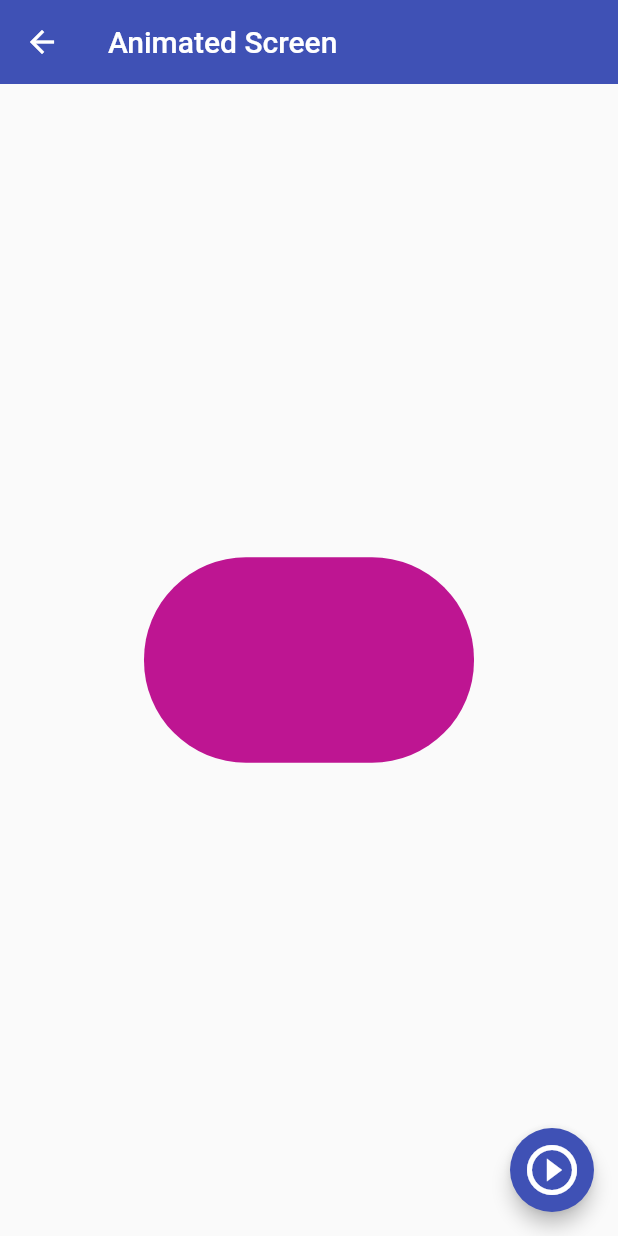
After one commit to yamilsaad/flutter_component, a Flutter app: the AnimatedScreen screen opened by its route, after a tap on the "play circle outline" icon, on a phone screen of 412 x 824 dp. The commit adds this screen. Run offline on Flutter 3.47's test engine with Material 2 defaults, Android fonts, the phone set to English and light mode, and no system bars.

Commit message:
formas geometricas

```diff
--- a/lib/router/app_routes.dart
+++ b/lib/router/app_routes.dart
@@ -39,6 +39,12 @@ class AppRoutes {
         name: 'Circle Avatar',
         scree: const AvatarScreen(),
         icon: Icons.supervised_user_circle_outlined),
+
+    MenuOption(
+        route: 'animated',
+        name: 'Animated Container',
+        scree: const AnimatedScreen(),
+        icon: Icons.play_circle_outline_rounded),
   ];
 
   static Map<String, Widget Function(BuildContext)> getAppRoutes() {
--- /dev/null
+++ b/lib/screens/animated_screen.dart
@@ -0,0 +1,59 @@
+import 'package:flutter/material.dart';
+import 'dart:math';
+
+class AnimatedScreen extends StatefulWidget {
+  const AnimatedScreen({super.key});
+
+  @override
+  State<AnimatedScreen> createState() => _AnimatedScreenState();
+}
+
+class _AnimatedScreenState extends State<AnimatedScreen> {
+  double _width = 100;
+  double _height = 100;
+  Color _color = Colors.red;
+  BorderRadiusGeometry _borderRadius = BorderRadius.circular(20);
+
+  void changeShape() {
+    setState(() {
+      final random = Random();
+
+      _width = random.nextInt(300).toDouble();
+      _height = random.nextInt(300).toDouble();
+
+      _color = Color.fromRGBO(
+          random.nextInt(256), random.nextInt(256), random.nextInt(256), 1);
+
+      _borderRadius =
+          BorderRadius.circular(random.nextInt(100).toDouble() + 10);
+    });
+  }
+
+  @override
+  Widget build(BuildContext context) {
+    return Scaffold(
+      appBar: AppBar(
+        title: const Text('Animated Screen'),
+      ),
+      body: Center(
+        child: Container(
+          width: _width,
+          height: _height,
+          decoration: BoxDecoration(
+            color: _color,
+            borderRadius: _borderRadius,
+          ),
+          //duration: const Duration(seconds: 1),
+          //curve: Curves.fastOutSlowIn,
+        ),
+      ),
+      floatingActionButton: FloatingActionButton(
+        child: const Icon(
+          Icons.play_circle_outline,
+          size: 40,
+        ),
+        onPressed: changeShape,
+      ),
+    );
+  }
+}
--- a/lib/screens/avatar_screen.dart
+++ b/lib/screens/avatar_screen.dart
@@ -11,14 +11,17 @@ class AvatarScreen extends StatelessWidget {
         actions: [
           Container(
             margin: const EdgeInsets.only(right: 10),
-            child: const CircleAvatar(
-              child: Text('SM'),
-            ),
+            child: CircleAvatar(
+                child: const Text('SM'), backgroundColor: Colors.indigo[900]),
           )
         ],
       ),
       body: const Center(
-        child: Text('AvatarScreen'),
+        child: CircleAvatar(
+          maxRadius: 120,
+          backgroundImage: NetworkImage(
+              'https://media.gq-magazine.co.uk/photos/63468efef4f48bee2acb7062/3:2/w_1620,h_1080,c_limit/Tom-Holland-Spiderman-what-we-know-so-far.jpg'),
+        ),
       ),
     );
   }
--- a/lib/screens/screens.dart
+++ b/lib/screens/screens.dart
@@ -1,5 +1,6 @@
+export 'package:fl_components/screens/alert_screen.dart';
+export 'package:fl_components/screens/animated_screen.dart';
 export 'package:fl_components/screens/avatar_screen.dart';
-export 'package:fl_components/screens/alert_screen.dart';
 export 'package:fl_components/screens/card_screen.dart';
 export 'package:fl_components/screens/home_screen.dart';
 export 'package:fl_components/screens/listview1_screen.dart';
```
Also changed, not shown: pubspec.lock.
